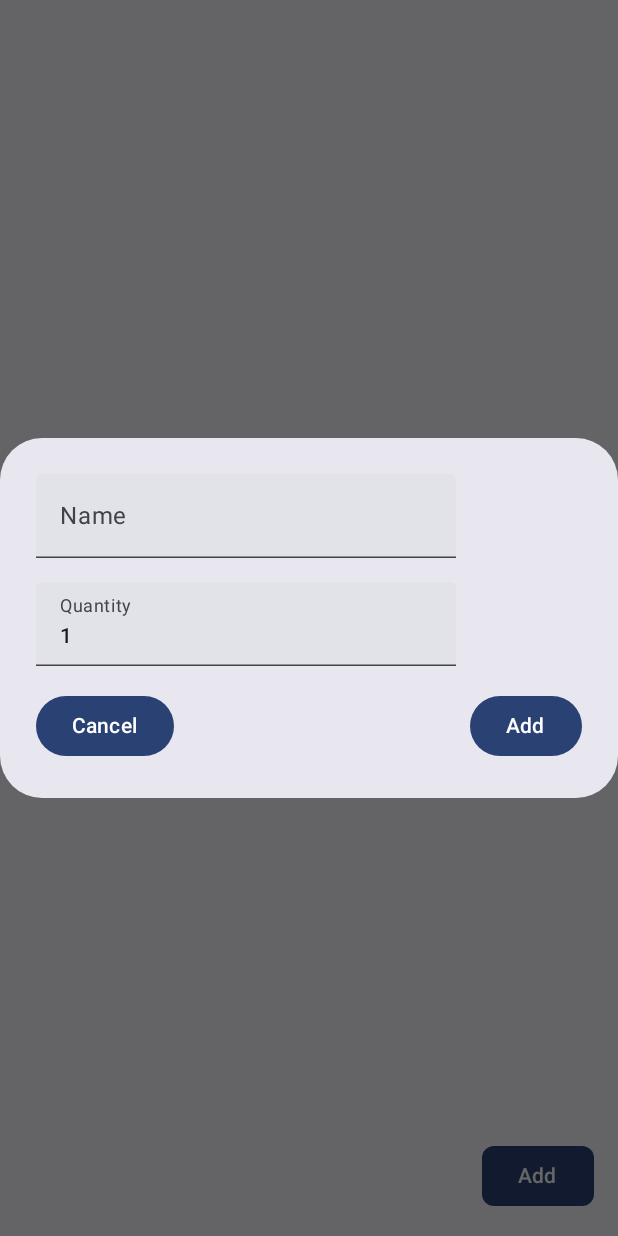
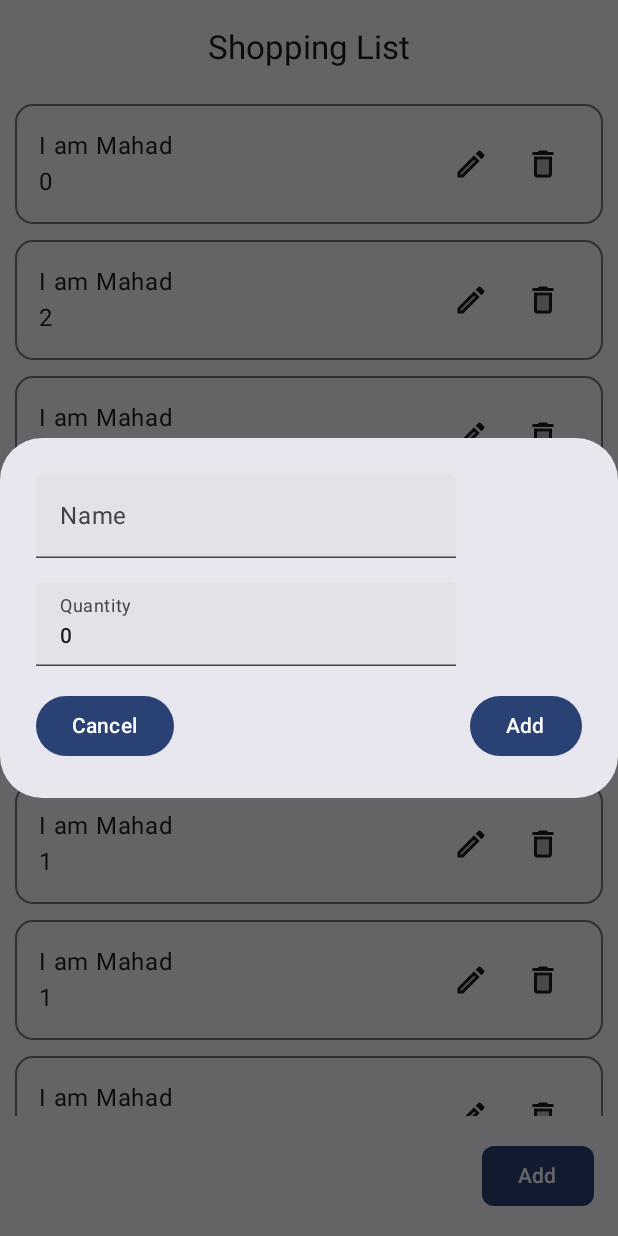
Before and after one commit to RanaMahadAhmer/ShoppingList, an Android app built with Jetpack Compose: the screen it shows after launch (MainActivity), after a tap on "Add", on a phone screen of 412 x 824 dp. Run offline under Robolectric (Android 15) with nearby library versions, the phone set to English and light mode, and no system bars.

Commit message:
Initial App with CRUD operation complete without data persistency

```diff
--- a/app/src/main/java/com/ranamahadahmer/shoppinglist/MainActivity.kt
+++ b/app/src/main/java/com/ranamahadahmer/shoppinglist/MainActivity.kt
@@ -22,10 +22,3 @@ class MainActivity : ComponentActivity() {
         }
     }
 }
-
-
-@Composable
-@Preview(showSystemUi = true, device = Devices.PIXEL_6_PRO, showBackground = true)
-fun ProjectPreview() {
-    Project()
-}
--- a/app/src/main/java/com/ranamahadahmer/shoppinglist/ShoppingList.kt
+++ b/app/src/main/java/com/ranamahadahmer/shoppinglist/ShoppingList.kt
@@ -1,19 +1,29 @@
 package com.ranamahadahmer.shoppinglist
 
-import android.annotation.SuppressLint
+
 import androidx.compose.foundation.layout.Arrangement
 import androidx.compose.foundation.layout.Column
 import androidx.compose.foundation.layout.Row
 import androidx.compose.foundation.layout.Spacer
+import androidx.compose.foundation.layout.WindowInsets
 import androidx.compose.foundation.layout.fillMaxSize
 import androidx.compose.foundation.layout.fillMaxWidth
 import androidx.compose.foundation.layout.padding
+import androidx.compose.foundation.layout.statusBars
 import androidx.compose.foundation.lazy.LazyColumn
 import androidx.compose.foundation.lazy.items
 import androidx.compose.foundation.shape.RoundedCornerShape
 import androidx.compose.foundation.text.KeyboardOptions
+import androidx.compose.material.icons.Icons
+import androidx.compose.material.icons.twotone.Delete
+import androidx.compose.material.icons.twotone.Edit
 import androidx.compose.material3.AlertDialog
 import androidx.compose.material3.Button
+import androidx.compose.material3.CenterAlignedTopAppBar
+import androidx.compose.material3.ExperimentalMaterial3Api
+import androidx.compose.material3.Icon
+import androidx.compose.material3.IconButton
+import androidx.compose.material3.OutlinedCard
 import androidx.compose.material3.Scaffold
 import androidx.compose.material3.Text
 import androidx.compose.material3.TextField
@@ -24,64 +34,123 @@ import androidx.compose.runtime.mutableStateListOf
 import androidx.compose.runtime.mutableStateOf
 import androidx.compose.runtime.remember
 import androidx.compose.runtime.setValue
-import androidx.compose.ui.Alignment
 import androidx.compose.ui.Modifier
 import androidx.compose.ui.text.input.KeyboardType
+import androidx.compose.ui.tooling.preview.Devices
+import androidx.compose.ui.tooling.preview.Preview
 import androidx.compose.ui.unit.dp
 
 data class Item(val id: Int, var name: String, val quantity: Int)
 
-@SuppressLint("UnusedMaterial3ScaffoldPaddingParameter")
+@OptIn(ExperimentalMaterial3Api::class)
+
 @Composable
 fun Project() {
     val itemsList = remember { mutableStateListOf<Item>() }
-    var showNewItemDialog by remember { mutableStateOf(false) }
-    val selected by remember { mutableStateOf(null) }
+    var itemDialog by remember { mutableStateOf(false) }
+    var editingItem by remember { mutableStateOf<Item?>(null) }
 
 
 
+    itemsList.add(Item(1, "I am Mahad", 0))
+    itemsList.add(Item(1, "I am Mahad", 2))
+    itemsList.add(Item(1, "I am Mahad", 1))
+    itemsList.add(Item(1, "I am Mahad", 1))
+    itemsList.add(Item(1, "I am Mahad", 1))
+    itemsList.add(Item(1, "I am Mahad", 1))
+    itemsList.add(Item(1, "I am Mahad", 1))
+    itemsList.add(Item(1, "I am Mahad", 1))
+    itemsList.add(Item(1, "I am Mahad", 1))
+    itemsList.add(Item(1, "I am Mahad", 1))
+    itemsList.add(Item(1, "I am Mahad", 1))
+    itemsList.add(Item(1, "I am Mahad", 1))
 
-    Scaffold(modifier = Modifier.fillMaxSize(), floatingActionButton = {
-        Button(onClick = {
-            showNewItemDialog = true
-        }, shape = RoundedCornerShape(20)) {
-            Text(text = "Add")
-        }
-    }) {
+    Scaffold(
+        modifier = Modifier.fillMaxSize(),
+        topBar = {
 
+            CenterAlignedTopAppBar(
+                title = { Text("Shopping List") },
+                windowInsets = WindowInsets.statusBars
+            )
+        },
+        floatingActionButton = {
+            Button(
+                onClick = {
+                    itemDialog = true
+                },
+                shape = RoundedCornerShape(20)
+            ) {
+                Text(text = "Add")
+            }
+        }) { it ->
         LazyColumn(
             modifier = Modifier
-                .fillMaxSize()
-                .padding(vertical = 40.dp),
-            horizontalAlignment = Alignment.Start
+                    .padding(it)
+                    .padding(bottom = 80.dp),
         ) {
             items(itemsList) { item ->
-                Column(modifier = Modifier.padding(16.dp)) {
-                    Text(text = "Item ${item.id}")
-                    Text(text = "Name: ${item.name}")
-                    Text(text = "Quantity: ${item.quantity}")
+                OutlinedCard(
+                    onClick = { /*TODO*/ }, modifier = Modifier
+                            .fillMaxWidth()
+                            .padding(horizontal = 10.dp, vertical = 5.dp)
+                ) {
+                    Row(
+                        modifier = Modifier.fillMaxWidth(),
+                        horizontalArrangement = Arrangement.SpaceBetween
+                    ) {
+                        Column(modifier = Modifier.padding(16.dp)) {
+
+                            Text(text = item.name)
+                            Text(text = item.quantity.toString())
+                        }
+                        Row(modifier = Modifier.padding(16.dp)) {
+                            IconButton(onClick = { editingItem = item }) {
+                                Icon(imageVector = Icons.TwoTone.Edit, contentDescription = "No")
+
+                            }
+
+                            IconButton(onClick = { itemsList.remove(item) }) {
+
+                                Icon(imageVector = Icons.TwoTone.Delete, contentDescription = "No")
+                            }
+
+
+                        }
+                    }
+
                 }
+
             }
         }
 
-        if (showNewItemDialog) {
+        if (itemDialog || editingItem != null) {
             var name by remember { mutableStateOf("") }
-            var quantity by remember { mutableIntStateOf(1) }
+            var quantity by remember { mutableIntStateOf(0) }
+
+            if (editingItem != null) {
+                name = editingItem!!.name
+                quantity = editingItem!!.quantity
+            }
+
             AlertDialog(
-                onDismissRequest = { showNewItemDialog = false },
+                onDismissRequest = {
+                    itemDialog = false
+                    editingItem = null
+                },
+
+
                 confirmButton = {
                     Column {
                         TextField(
                             value = name,
-
                             onValueChange = { name = it },
                             label = { Text(text = "Name") }
                         )
                         Spacer(modifier = Modifier.padding(vertical = 8.dp))
                         TextField(
                             value = quantity.toString(),
-
-                            onValueChange = { quantity = it.toIntOrNull() ?: 1 },
+                            onValueChange = { quantity = it.toInt() },
                             keyboardOptions = KeyboardOptions(keyboardType = KeyboardType.Number),
                             label = { Text(text = "Quantity") }
                         )
@@ -90,11 +159,11 @@ fun Project() {
                             modifier = Modifier.fillMaxWidth(),
                             horizontalArrangement = Arrangement.SpaceBetween
                         ) {
-                            Button(onClick = { showNewItemDialog = false }) {
+                            Button(onClick = { itemDialog = false }) {
                                 Text(text = "Cancel")
                             }
                             Button(onClick = {
-                                if (name.isNotEmpty()) {
+                                if (name.isNotEmpty() && editingItem == null) {
                                     itemsList.add(
                                         Item(
                                             id = itemsList.size + 1,
@@ -102,10 +171,19 @@ fun Project() {
                                             quantity = quantity
                                         )
                                     )
-                                    showNewItemDialog = false
+                                    itemDialog = false
+                                    editingItem = null
+                                } else if (name.isNotEmpty() && editingItem != null) {
+                                    itemsList[itemsList.indexOf(editingItem!!)] = Item(
+                                        id = editingItem!!.id,
+                                        name = name,
+                                        quantity = quantity
+                                    )
+                                    itemDialog = false
+                                    editingItem = null
                                 }
                             }) {
-                                Text(text = "Add")
+                                Text(text = if (editingItem == null) "Add" else "Update")
                             }
                         }
 
@@ -117,3 +195,10 @@ fun Project() {
 
 
 }
+
+
+@Composable
+@Preview(showSystemUi = true, device = Devices.PIXEL_6_PRO, showBackground = true)
+fun ProjectPreview() {
+    Project()
+}
```
